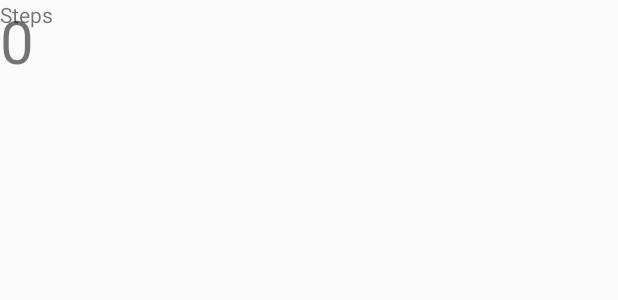
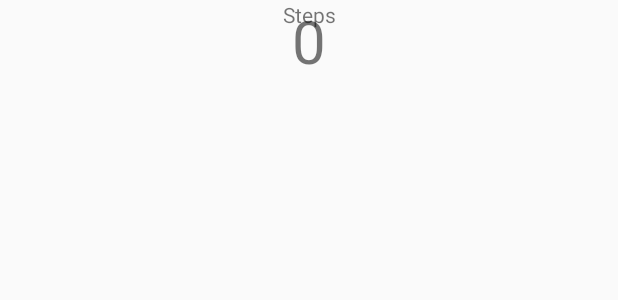
Before and after one commit to ZE0TRON/KosBakalim, an Android app: the layout activity_main.xml on its own in the app's theme, with its tools: preview values and no code run, on a phone screen of 412 x 824 dp. Shown: the top 300 px of the screen. Run offline under Robolectric (Android 15) with nearby library versions, the phone set to English and light mode, and no system bars.

Commit message:
Changing to master

```diff
--- a/mobile/build.gradle
+++ b/mobile/build.gradle
@@ -30,6 +30,7 @@ dependencies {
     compile 'com.android.support.constraint:constraint-layout:1.0.2'
     testCompile 'junit:junit:4.12'
     compile 'com.google.firebase:firebase-auth:10.2.1'
+    compile 'com.google.android.gms:play-services:10.2.1'
     compile 'com.google.android.gms:play-services-fitness:10.2.1'
 
 }
--- a/mobile/src/main/java/com/kosutakimi/kosbakalim/MainActivity.java
+++ b/mobile/src/main/java/com/kosutakimi/kosbakalim/MainActivity.java
@@ -5,10 +5,11 @@ import android.hardware.Sensor;
 import android.hardware.SensorEvent;
 import android.hardware.SensorEventListener;
 import android.hardware.SensorManager;
+import android.os.Bundle;
 import android.support.v7.app.AppCompatActivity;
-import android.os.Bundle;
 import android.widget.TextView;
 import android.widget.Toast;
+
 
 public class MainActivity extends AppCompatActivity implements SensorEventListener {
 
@@ -49,6 +50,7 @@ public class MainActivity extends AppCompatActivity implements SensorEventListen
     public void onSensorChanged(SensorEvent event) {
         if(running){
             steps.setText(String.valueOf(event.values[0]));
+
         }
     }
 
--- a/mobile/src/main/res/layout/activity_main.xml
+++ b/mobile/src/main/res/layout/activity_main.xml
@@ -11,17 +11,16 @@
         android:layout_width="wrap_content"
         android:layout_height="wrap_content"
         android:text="Steps"
-        tools:layout_editor_absoluteX="163dp"
-        tools:layout_editor_absoluteY="247dp" />
+        app:layout_constraintRight_toRightOf="parent"
+        app:layout_constraintLeft_toLeftOf="parent" />
 
     <TextView
         android:id="@+id/steps"
         android:layout_width="wrap_content"
         android:layout_height="wrap_content"
-        android:textSize="40dp"
+        android:textSize="40sp"
         android:text="0"
-        android:layout_margin="10dp"
-        tools:layout_editor_absoluteY="264dp"
-        tools:layout_editor_absoluteX="163dp" />
+        app:layout_constraintRight_toRightOf="parent"
+        app:layout_constraintLeft_toLeftOf="parent" />
 
 </android.support.constraint.ConstraintLayout>
```
